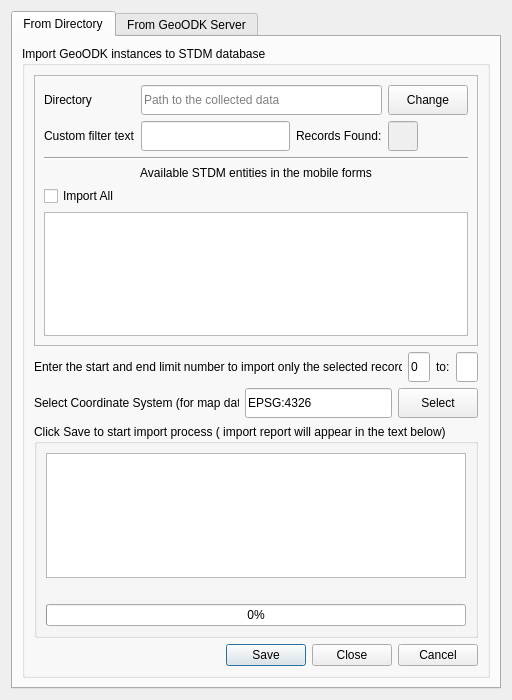
First picture: the form in ui/ui_geoodk_import.ui, repository gltn/stdm, before the edit.
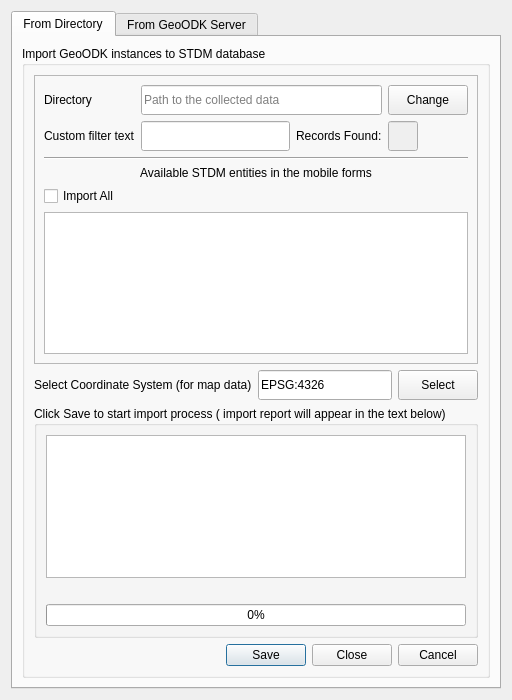
Second picture: the form after the edit.

Commit message: support for supporting document in the geoodk STDM feature now working

What changed in the file:
```diff
--- a/ui/ui_geoodk_import.ui
+++ b/ui/ui_geoodk_import.ui
@@ -234,7 +234,20 @@
           </item>
           <item row="2" column="0">
            <layout class="QGridLayout" name="gridLayout_12">
-            <item row="1" column="1">
+            <item row="0" column="2">
+             <widget class="QPushButton" name="btn_srid">
+              <property name="minimumSize">
+               <size>
+                <width>0</width>
+                <height>30</height>
+               </size>
+              </property>
+              <property name="text">
+               <string>Select</string>
+              </property>
+             </widget>
+            </item>
+            <item row="0" column="1">
              <widget class="QLineEdit" name="txt_srid">
               <property name="minimumSize">
                <size>
@@ -253,85 +266,13 @@
               </property>
              </widget>
             </item>
-            <item row="1" column="2">
-             <widget class="QPushButton" name="btn_srid">
-              <property name="minimumSize">
-               <size>
-                <width>0</width>
-                <height>30</height>
-               </size>
-              </property>
-              <property name="text">
-               <string>Select</string>
-              </property>
-             </widget>
-            </item>
-            <item row="1" column="0">
+            <item row="0" column="0">
              <widget class="QLabel" name="label_13">
               <property name="text">
                <string>Select Coordinate System (for map data)</string>
               </property>
              </widget>
             </item>
-            <item row="0" column="0" colspan="3">
-             <layout class="QHBoxLayout" name="horizontalLayout">
-              <item>
-               <widget class="QLabel" name="label_3">
-                <property name="minimumSize">
-                 <size>
-                  <width>0</width>
-                  <height>30</height>
-                 </size>
-                </property>
-                <property name="text">
-                 <string>Enter the start and end limit number to import only the selected records:</string>
-                </property>
-               </widget>
-              </item>
-              <item>
-               <widget class="QLineEdit" name="txt_lwr_limit">
-                <property name="minimumSize">
-                 <size>
-                  <width>0</width>
-                  <height>30</height>
-                 </size>
-                </property>
-                <property name="maximumSize">
-                 <size>
-                  <width>30</width>
-                  <height>16777215</height>
-                 </size>
-                </property>
-                <property name="text">
-                 <string>0</string>
-                </property>
-               </widget>
-              </item>
-              <item>
-               <widget class="QLabel" name="label_15">
-                <property name="text">
-                 <string>to:</string>
-                </property>
-               </widget>
-              </item>
-              <item>
-               <widget class="QLineEdit" name="txt_up_limit">
-                <property name="minimumSize">
-                 <size>
-                  <width>0</width>
-                  <height>30</height>
-                 </size>
-                </property>
-                <property name="maximumSize">
-                 <size>
-                  <width>30</width>
-                  <height>16777215</height>
-                 </size>
-                </property>
-               </widget>
-              </item>
-             </layout>
-            </item>
            </layout>
           </item>
          </layout>
```
The commit also changes 10 other files.
